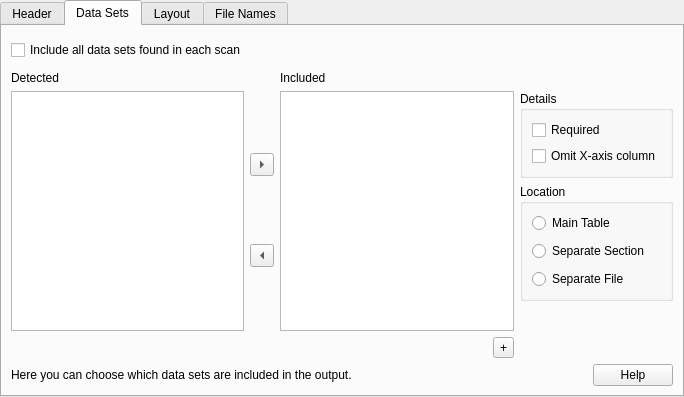
Old version of the form source/ui/AMExporterOptionGeneralAsciiView.ui in the repository acquaman/acquaman.
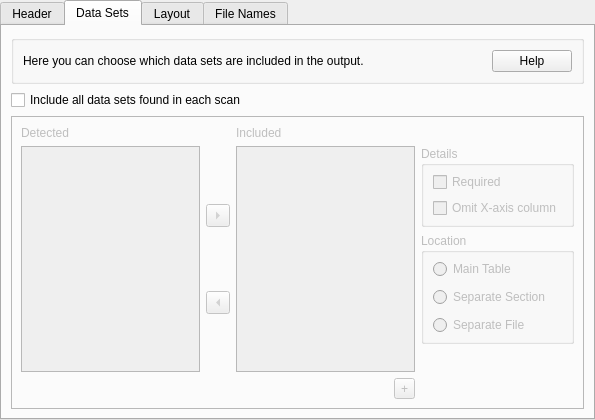
New version of the form. The open tabs and pages were chosen to show the change.

Commit message: AMExporterOptionGeneralAsciiView now (mostly) complete.

The edit to the form file:
```diff
--- a/source/ui/AMExporterOptionGeneralAsciiView.ui
+++ b/source/ui/AMExporterOptionGeneralAsciiView.ui
@@ -6,10 +6,16 @@
    <rect>
     <x>0</x>
     <y>0</y>
-    <width>684</width>
-    <height>397</height>
+    <width>595</width>
+    <height>420</height>
    </rect>
   </property>
+  <property name="minimumSize">
+   <size>
+    <width>0</width>
+    <height>420</height>
+   </size>
+  </property>
   <property name="windowTitle">
    <string>TabWidget</string>
   </property>
@@ -91,41 +97,75 @@
    <attribute name="title">
     <string>Data Sets</string>
    </attribute>
-   <layout class="QGridLayout" name="gridLayout">
-    <item row="0" column="0" colspan="5">
-     <widget class="QCheckBox" name="checkBox_2">
-      <property name="minimumSize">
-       <size>
-        <width>0</width>
-        <height>30</height>
-       </size>
-      </property>
+   <layout class="QVBoxLayout" name="verticalLayout_8">
+    <item>
+     <widget class="QGroupBox" name="">
+      <layout class="QHBoxLayout" name="horizontalLayout_3">
+       <item>
+        <widget class="QLabel" name="sourcesHelpText">
+         <property name="text">
+          <string>Here you can choose which data sets are included in the output.</string>
+         </property>
+        </widget>
+       </item>
+       <item>
+        <widget class="QPushButton" name="sourcesHelpButton">
+         <property name="sizePolicy">
+          <sizepolicy hsizetype="Fixed" vsizetype="Fixed">
+           <horstretch>0</horstretch>
+           <verstretch>0</verstretch>
+          </sizepolicy>
+         </property>
+         <property name="text">
+          <string>Help</string>
+         </property>
+        </widget>
+       </item>
+      </layout>
+     </widget>
+    </item>
+    <item>
+     <widget class="QCheckBox" name="includeAllSourcesCheck">
       <property name="text">
        <string>Include all data sets found in each scan</string>
       </property>
      </widget>
     </item>
-    <item row="1" column="0">
+    <item>
+     <widget class="QFrame" name="sourcesSelectorFrame">
+      <property name="enabled">
+       <bool>false</bool>
+      </property>
+      <property name="frameShape">
+       <enum>QFrame::StyledPanel</enum>
+      </property>
+      <property name="frameShadow">
+       <enum>QFrame::Raised</enum>
+      </property>
+      <layout class="QVBoxLayout" name="verticalLayout_9">
+       <item>
+        <layout class="QGridLayout" name="gridLayout">
+         <item row="0" column="0">
      <widget class="QLabel" name="label_2">
       <property name="text">
        <string>Detected</string>
       </property>
      </widget>
     </item>
-    <item row="1" column="2">
+         <item row="0" column="2">
      <widget class="QLabel" name="label_3">
       <property name="text">
        <string>Included</string>
       </property>
      </widget>
     </item>
-    <item row="2" column="0">
-     <widget class="QListView" name="listView"/>
-    </item>
-    <item row="2" column="1">
+         <item row="1" column="1">
      <layout class="QVBoxLayout" name="verticalLayout_5">
       <item>
-       <widget class="QToolButton" name="toolButton_3">
+            <widget class="QToolButton" name="sourcesAddButton">
+             <property name="enabled">
+              <bool>false</bool>
+             </property>
         <property name="text">
          <string>...</string>
         </property>
@@ -135,7 +175,10 @@
        </widget>
       </item>
       <item>
-       <widget class="QToolButton" name="toolButton_4">
+            <widget class="QToolButton" name="sourcesRemoveButton">
+             <property name="enabled">
+              <bool>false</bool>
+             </property>
         <property name="text">
          <string>...</string>
         </property>
@@ -146,17 +189,36 @@
       </item>
      </layout>
     </item>
-    <item row="2" column="2" colspan="2">
-     <widget class="QListView" name="listView_2"/>
-    </item>
-    <item row="2" column="4">
+         <item row="2" column="3">
+          <widget class="QToolButton" name="sourcesAddExtraButton">
+           <property name="text">
+            <string>+</string>
+           </property>
+          </widget>
+         </item>
+         <item row="1" column="0">
+          <widget class="QListWidget" name="sourcesAvailableListWidget"/>
+         </item>
+         <item row="1" column="2" colspan="2">
+          <widget class="QListWidget" name="sourcesIncludedListWidget"/>
+         </item>
+         <item row="1" column="4" rowspan="2">
      <layout class="QVBoxLayout" name="verticalLayout_4">
       <item>
-       <widget class="QGroupBox" name="groupBox">
+            <widget class="QGroupBox" name="sourcesDetailsBox">
+             <property name="enabled">
+              <bool>false</bool>
+             </property>
         <property name="title">
          <string>Details</string>
         </property>
         <layout class="QVBoxLayout" name="verticalLayout_3">
+              <property name="topMargin">
+               <number>6</number>
+              </property>
+              <property name="bottomMargin">
+               <number>6</number>
+              </property>
          <item>
           <widget class="QCheckBox" name="checkBox_3">
            <property name="toolTip">
@@ -184,7 +246,10 @@
        </widget>
       </item>
       <item>
-       <widget class="QGroupBox" name="groupBox_2">
+            <widget class="QGroupBox" name="sourcesLocationBox">
+             <property name="enabled">
+              <bool>false</bool>
+             </property>
         <property name="title">
          <string>Location</string>
         </property>
@@ -192,6 +257,12 @@
          <property name="spacing">
           <number>8</number>
          </property>
+              <property name="topMargin">
+               <number>6</number>
+              </property>
+              <property name="bottomMargin">
+               <number>6</number>
+              </property>
          <item>
           <widget class="QRadioButton" name="radioButton">
            <property name="minimumSize">
@@ -249,36 +320,10 @@
       </item>
      </layout>
     </item>
-    <item row="3" column="3">
-     <widget class="QToolButton" name="toolButton_2">
-      <property name="text">
-       <string>+</string>
-      </property>
-     </widget>
-    </item>
-    <item row="4" column="0" colspan="5">
-     <layout class="QHBoxLayout" name="horizontalLayout_3">
-      <item>
-       <widget class="QLabel" name="label_4">
-        <property name="text">
-         <string>Here you can choose which data sets are included in the output.</string>
-        </property>
-       </widget>
-      </item>
-      <item>
-       <widget class="QPushButton" name="pushButton_2">
-        <property name="sizePolicy">
-         <sizepolicy hsizetype="Fixed" vsizetype="Fixed">
-          <horstretch>0</horstretch>
-          <verstretch>0</verstretch>
-         </sizepolicy>
-        </property>
-        <property name="text">
-         <string>Help</string>
-        </property>
-       </widget>
-      </item>
-     </layout>
+        </layout>
+       </item>
+      </layout>
+     </widget>
     </item>
    </layout>
   </widget>
```
Left out of the diff: 284 changed lines with no effect on the pictures. Lines whose indentation alone changed are shown as unchanged. The commit also changes 8 other files.
